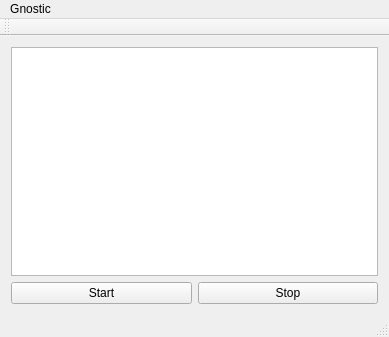
Before: the Qt Designer form GnosticMainWindow.ui in matthewg42/Gnostic, drawn with Qt 5.
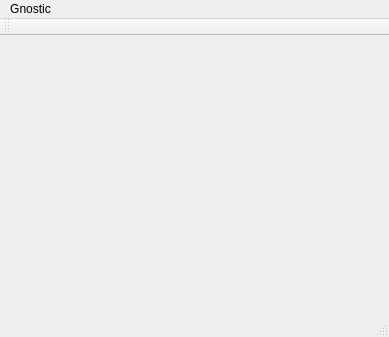
After: the same form once the commit is applied.

```diff
--- a/GnosticMainWindow.ui
+++ b/GnosticMainWindow.ui
@@ -16,25 +16,7 @@
   <widget class="QWidget" name="centralWidget">
    <layout class="QVBoxLayout" name="verticalLayout">
     <item>
-     <widget class="QTextBrowser" name="textBrowser"/>
-    </item>
-    <item>
-     <layout class="QHBoxLayout" name="horizontalLayout">
-      <item>
-       <widget class="QPushButton" name="startButton">
-        <property name="text">
-         <string>Start</string>
-        </property>
-       </widget>
-      </item>
-      <item>
-       <widget class="QPushButton" name="stopButton">
-        <property name="text">
-         <string>Stop</string>
-        </property>
-       </widget>
-      </item>
-     </layout>
+     <layout class="QVBoxLayout" name="vLayout"/>
     </item>
    </layout>
   </widget>
```
Left out of the diff: 2 changed lines with no effect on the pictures.
